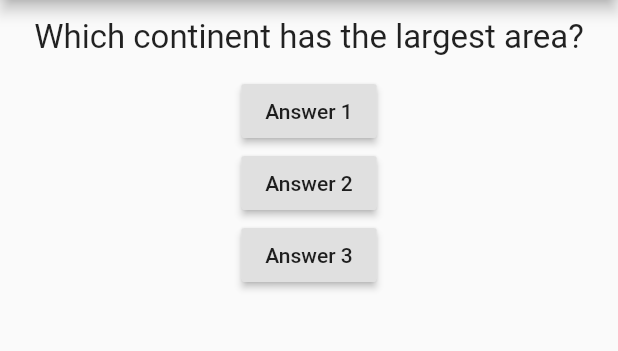
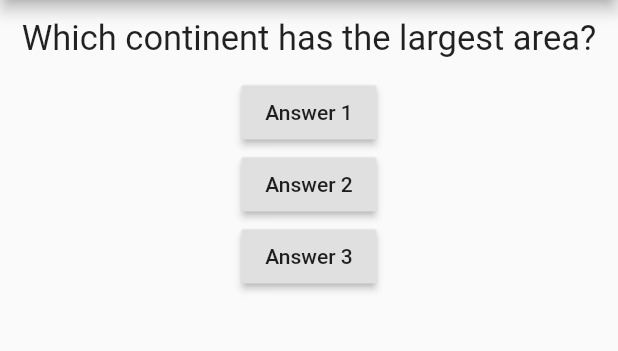
Before and after one commit to anktpndit/FlutterApp, a Flutter app: the screen it shows after launch, on a phone screen of 412 x 824 dp, the part 84-435 px from its top. Run offline on Flutter 3.47's test engine with Material 2 defaults, Android fonts, the phone set to English and light mode, and no system bars.

```diff
--- a/lib/question.dart
+++ b/lib/question.dart
@@ -14,7 +14,7 @@ class Question extends StatelessWidget {
         margin: EdgeInsets.all(12),
         child: Text(
           question,
-          style: TextStyle(fontSize: 22),
+          style: TextStyle(fontSize: 23),
           textAlign: TextAlign.center,
         )));
   }
```
